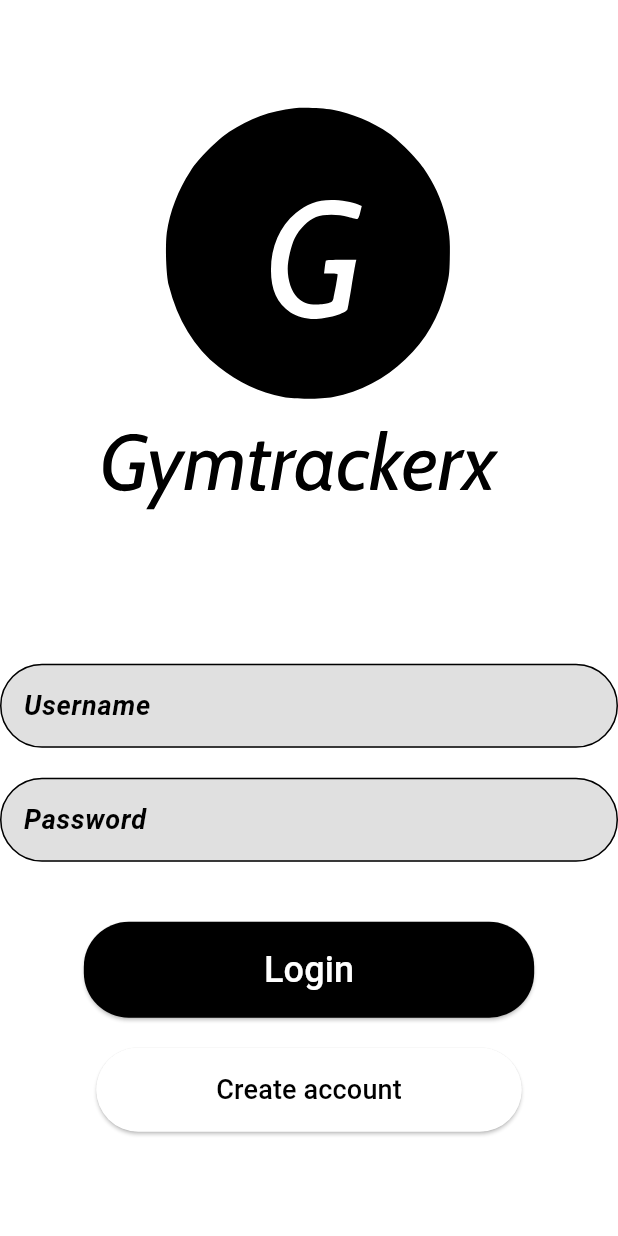
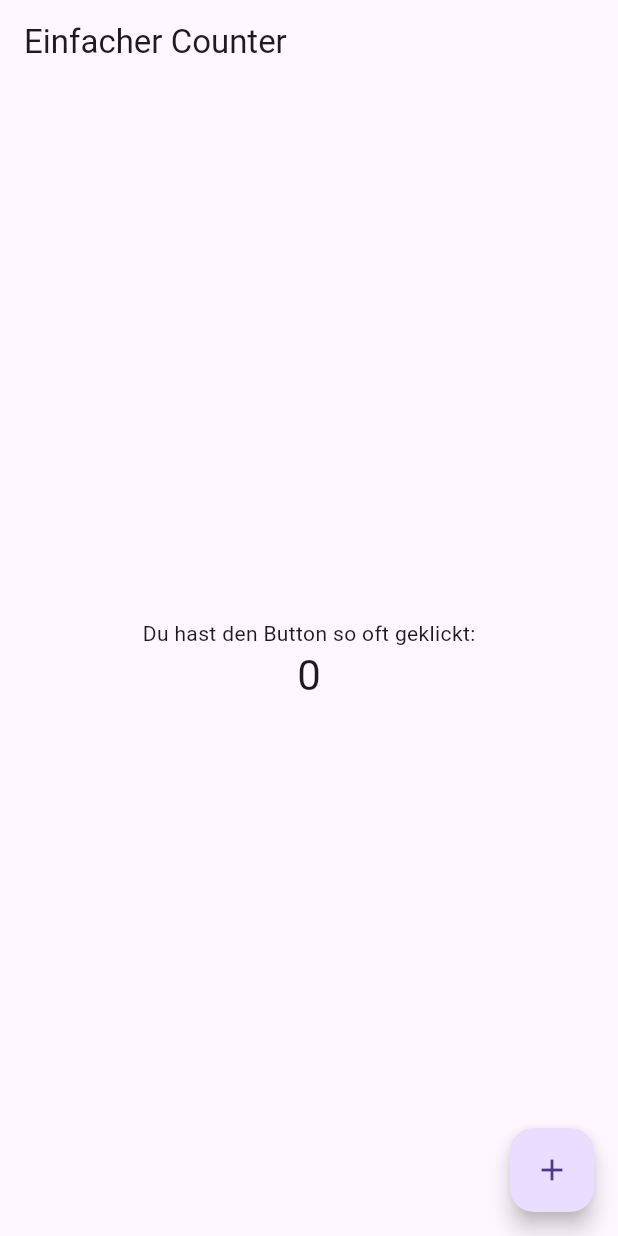
Before and after one commit to PatricReinsch/GymTrackerX, a Flutter app: the screen it shows after launch, on a phone screen of 412 x 824 dp. Run offline on Flutter 3.47's test engine with Material 3 defaults, Android fonts, the phone set to English and light mode, and no system bars; our stand-ins replace flutter_svg.

Commit message:
Added Handout

```diff
--- a/lib/main.dart
+++ b/lib/main.dart
@@ -1,18 +1,62 @@
 import 'package:flutter/material.dart';
-import 'package:gym_tracker_x/screens/login_screen.dart';
 
 void main() {
-  runApp(const MyApp());
+  runApp(Main());
 }
 
-class MyApp extends StatelessWidget {
-  const MyApp({super.key});
+class Main extends StatelessWidget {
+  const Main({super.key});
 
   @override
   Widget build(BuildContext context) {
     return MaterialApp(
-      title: 'GymTrackerX',
-      home: LoginScreen(),
+      debugShowCheckedModeBanner: false,
+      home: CounterScreen(),
     );
   }
 }
+
+class CounterScreen extends StatefulWidget {
+  const CounterScreen({super.key});
+
+  @override
+  CounterScreenState createState() => CounterScreenState();
+}
+
+class CounterScreenState extends State<CounterScreen> {
+  int _counter = 0; // Zähler-Variable
+
+  void _incrementCounter() {
+    setState(() {
+      _counter++;
+    });
+  }
+
+  @override
+  Widget build(BuildContext context) {
+    return Scaffold(
+      appBar: AppBar(
+        title: Text('Einfacher Counter'),
+      ),
+      body: Center(
+        child: Column(
+          mainAxisAlignment: MainAxisAlignment.center,
+          children: [
+            Text(
+              'Du hast den Button so oft geklickt:',
+            ),
+            Text(
+              '$_counter',
+              style: Theme.of(context).textTheme.headlineMedium,
+            ),
+          ],
+        ),
+      ),
+      floatingActionButton: FloatingActionButton(
+        onPressed: _incrementCounter,
+        tooltip: 'Increment',
+        child: Icon(Icons.add),
+      ),
+    );
+  }
+}
```
Also changed, not shown: 2 other files.
